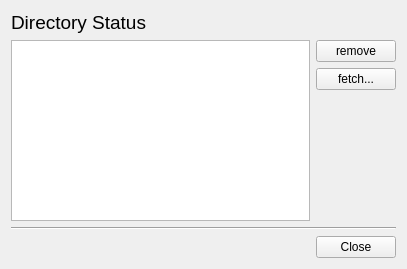
This is src/mirall/statusdialog.ui in nextcloud/desktop as Qt 5 draws it before an edit. The edited form follows.
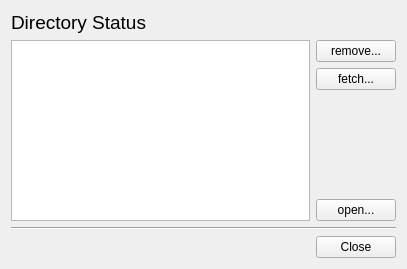
This is the edited form. Icons and pictures are not drawn.

Commit message: Added open ownCloud button to status dialog

```diff
--- a/src/mirall/statusdialog.ui
+++ b/src/mirall/statusdialog.ui
@@ -40,7 +40,7 @@
        <item>
         <widget class="QPushButton" name="_ButtonRemove">
          <property name="text">
-          <string>remove</string>
+          <string>remove...</string>
          </property>
         </widget>
        </item>
@@ -64,6 +64,23 @@
          </property>
         </spacer>
        </item>
+       <item>
+        <widget class="QPushButton" name="_ButtonOpenOC">
+         <property name="text">
+          <string>open...</string>
+         </property>
+         <property name="icon">
+          <iconset resource="../../mirall.qrc">
+           <normaloff>:/new/mirall/resources/ownCloud-128.png</normaloff>:/new/mirall/resources/ownCloud-128.png</iconset>
+         </property>
+         <property name="iconSize">
+          <size>
+           <width>24</width>
+           <height>24</height>
+          </size>
+         </property>
+        </widget>
+       </item>
       </layout>
      </item>
     </layout>
```
Left out of the diff: 4 changed lines with no effect on the pictures. The commit also changes 3 other files.
